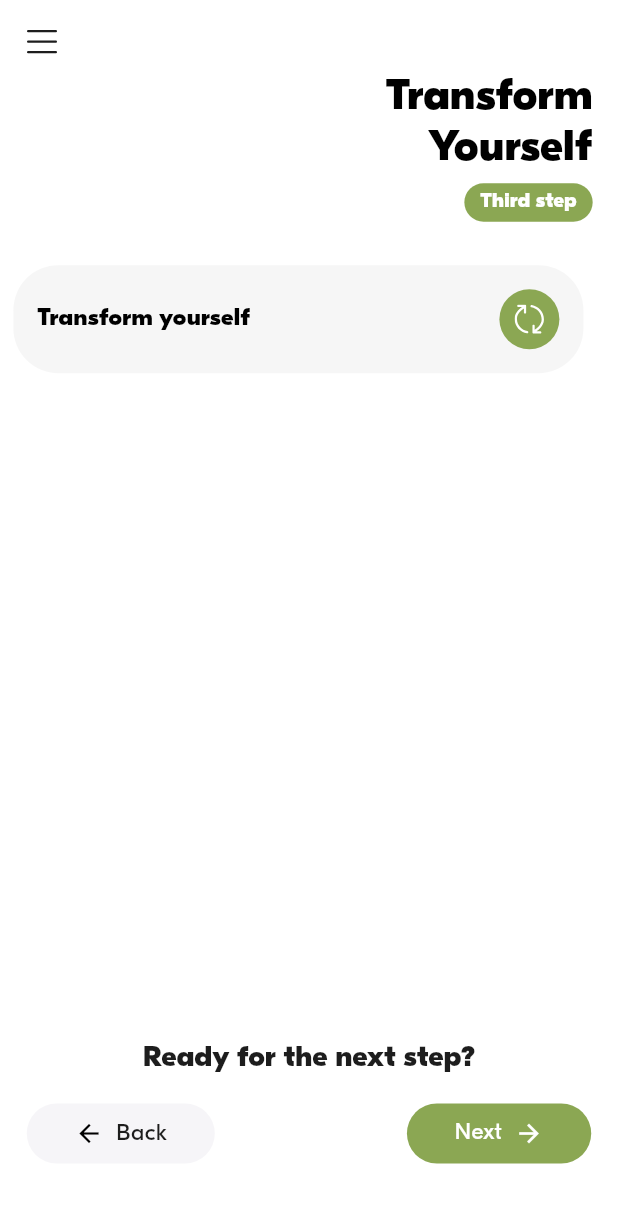
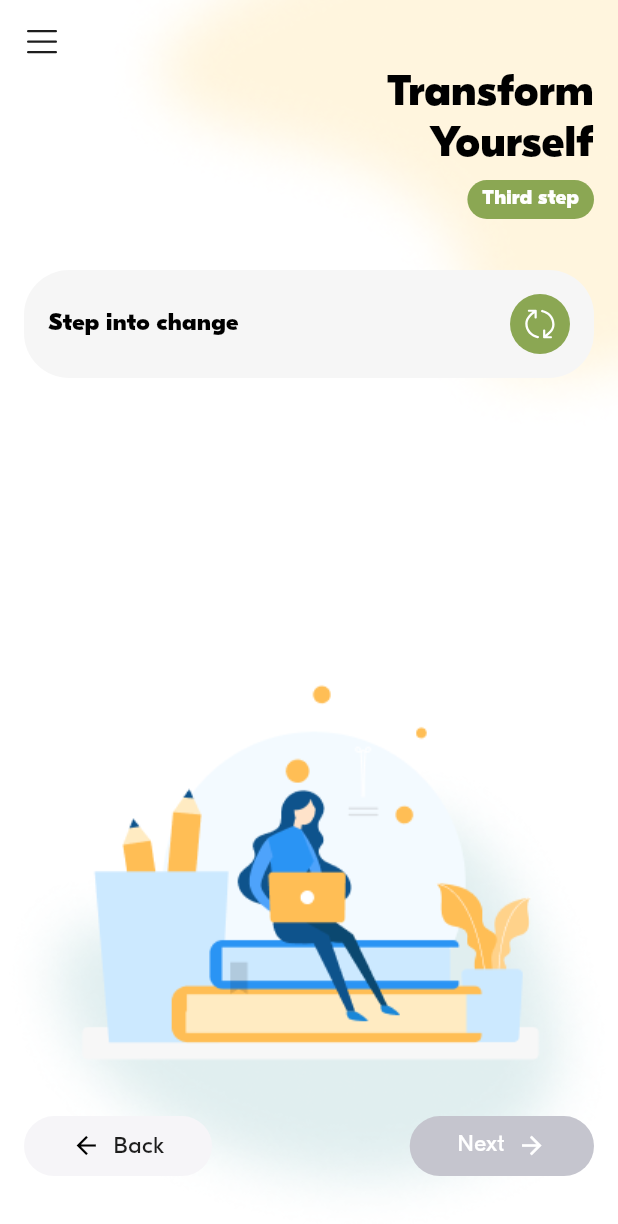
Before and after one commit to Nykolayr/getoutthebox, a Flutter app: the TransformYourself widget shown alone on an empty page, opened directly, on a phone screen of 412 x 824 dp. Shown: the top 1224 px of the screen. Run offline on Flutter 3.47's test engine with Material 3 defaults, Android fonts, the phone set to English and light mode, and no system bars; our stand-ins replace bloc, cached_network_image, dio, equatable, firebase_core, flutter_bloc and 8 more; missing offline and left inert: flutter_easylogger, flutter_facebook_auth; accounts and stored records are empty.

Commit message:
feat: tranform

```diff
--- a/lib/src/features/content/analyze_emotion/page/transform_yourself.dart
+++ b/lib/src/features/content/analyze_emotion/page/transform_yourself.dart
@@ -1,19 +1,13 @@
 import 'package:flutter/material.dart';
-import 'package:flutter_screenutil/flutter_screenutil.dart';
-import 'package:flutter_svg/svg.dart';
+import 'package:flutter_bloc/flutter_bloc.dart';
+import 'package:gap/gap.dart';
 import 'package:get/get.dart';
-import 'package:getoutofthebox/core/common/styles.dart';
-import 'package:getoutofthebox/core/utils/size_utils.dart';
 import 'package:getoutofthebox/src/features/content/analyze_emotion/bloc/emotion_bloc.dart';
 import 'package:getoutofthebox/src/features/content/analyze_emotion/models/transform_model.dart';
 import 'package:getoutofthebox/src/features/content/analyze_emotion/page/analyze_emotion.dart';
 import 'package:getoutofthebox/src/features/content/analyze_emotion/page/bottom_sheet.dart';
-import 'package:getoutofthebox/src/features/content/analyze_emotion/page/keep_changing.dart';
 import 'package:getoutofthebox/src/features/content/analyze_emotion/page/wrap_emotion.dart';
 import 'package:getoutofthebox/src/features/content/analyze_emotion/widget/refresh_widget.dart';
-import 'package:getoutofthebox/src/features/drawer/custom_drawer.dart';
-import 'package:getoutofthebox/src/features/widgets/custom_back_button.dart';
-import 'package:getoutofthebox/src/features/widgets/custon_next_button.dart';
 
 class TransformYourself extends StatefulWidget {
   final bool isBack;
@@ -25,16 +19,17 @@ class TransformYourself extends StatefulWidget {
 
 class _TransformYourselfState extends State<TransformYourself> {
   final TextEditingController controller = TextEditingController();
-  final GlobalKey<ScaffoldState> _scaffoldKey = GlobalKey<ScaffoldState>();
   int score = 0;
   final bloc = Get.find<EmotionBloc>();
   int index = 0;
   bool isBegin = true;
-  bool isFinish = false;
 
   @override
   void initState() {
     super.initState();
+    List<int> excludedNumbers =
+        bloc.state.selectedInnerWork.transforms.map((e) => e.id).toList();
+    isBegin = excludedNumbers.isEmpty;
   }
 
   void updateTransform() {
@@ -55,81 +50,31 @@ class _TransformYourselfState extends State<TransformYourself> {
 
   @override
   Widget build(BuildContext context) {
-    return Scaffold(
-      key: _scaffoldKey,
-      extendBodyBehindAppBar: true,
-      appBar: AppBar(
-        leading: IconButton(
-          onPressed: () {
-            _scaffoldKey.currentState?.openDrawer();
-          },
-          icon: SvgPicture.asset('assets/icons/hamburger.svg'),
-        ),
-        backgroundColor: Colors.transparent,
-        elevation: 0,
-      ),
-      drawer: SizedBox(
-        width: MediaQuery.of(context).size.width,
-        child: const CustomDrawer(),
-      ),
-      body: Container(
-        padding: getMarginOrPadding(top: 50, bottom: 50),
-        child: Column(
+    return BlocBuilder<EmotionBloc, EmotionState>(
+        bloc: bloc,
+        builder: (context, state) {
+          return WrapEmotion(
+            stepType: StepType.third,
+            isFinish: !isBegin,
+            content: Column(
               crossAxisAlignment: CrossAxisAlignment.start,
               children: [
-            Padding(
-              padding: getMarginOrPadding(right: 16, bottom: 30),
-              child: Row(
-                mainAxisAlignment: MainAxisAlignment.end,
-                children: [
-                  Column(
-                    crossAxisAlignment: CrossAxisAlignment.end,
-                    children: [
-                      Text(
-                        'Transform\nYourself',
-                        style: TextStylesManager.headerMainMenu,
-                        textAlign: TextAlign.end,
-                      ),
-                      SizedBox(height: 6.h),
-                      Container(
-                        decoration: BoxDecoration(
-                          color: StyleManager.mainColor,
-                          borderRadius: BorderRadius.circular(70),
-                        ),
-                        child: Padding(
-                          padding: getMarginOrPadding(
-                              right: 10, left: 10, top: 6, bottom: 6),
-                          child: Text(
-                            'Third step',
-                            style: TextStylesManager.littleTile,
-                          ),
-                        ),
-                      ),
-                    ],
-                  ),
-                ],
-              ),
-            ),
-            Padding(
-              padding: getMarginOrPadding(horizontal: 8),
-              child: RefreshWidget(
+                RefreshWidget(
                   isBegin: isBegin,
                   title: isBegin
-                    ? 'Transform yourself'
+                      ? 'Step into change'
                       : TransformModel.getTransforms()[index].title,
                   description: isBegin
                       ? ''
                       : TransformModel.getTransforms()[index].description,
                   onRefresh: () async {
-                  if (isFinish) {
-                    return;
-                  }
-                  isFinish = true;
+                    if (isBegin) {
                       isBegin = false;
                       updateTransform();
+                    }
                     openNoteBottomSheet(
                       context: context,
-                    title: 'Your next step',
+                      title: TransformModel.getTransforms()[index].title,
                       description: StepType.third.description,
                       type: NoteType.transform,
                       index: index,
@@ -137,18 +82,7 @@ class _TransformYourselfState extends State<TransformYourself> {
                     );
                   },
                 ),
-            ),
-            Padding(
-              padding: getMarginOrPadding(horizontal: 16, top: 30),
-              child: Column(
-                children: [
-                  // Text(
-                  //   'How useful was it for you?',
-                  //   style: TextStylesManager.smallBlackTitle,
-                  // ),
-                  SizedBox(
-                    height: 16.h,
-                  ),
+                const Gap(20),
                 // StarsFeedback(
                 //   rating: score,
                 //   onRatingChanged: (int stars) {
@@ -162,44 +96,7 @@ class _TransformYourselfState extends State<TransformYourself> {
                 // ),
               ],
             ),
-            ),
-            const Spacer(),
-            if (!widget.isBack)
-              Row(
-                mainAxisAlignment: MainAxisAlignment.center,
-                children: [
-                  Text(
-                    'Ready for the next step?',
-                    style: TextStylesManager.smallBlackTitle,
-                  ),
-                ],
-              ),
-            SizedBox(height: 20.h),
-            Padding(
-              padding: getMarginOrPadding(horizontal: 16),
-              child: Row(
-                mainAxisAlignment: MainAxisAlignment.spaceBetween,
-                children: [
-                  const CustomBackButton(),
-                  if (!widget.isBack)
-                    CustomNextButton(
-                      onPressed: () {
-                        if (!isFinish) {
-                          return;
-                        }
-                        Navigator.push(
-                          context,
-                          MaterialPageRoute(
-                              builder: (context) => const KeepChanging()),
           );
-                      },
-                    ),
-                ],
-              ),
-            )
-          ],
-        ),
-      ),
-    );
+        });
   }
 }
```
Lines whose indentation alone changed are shown as unchanged.
